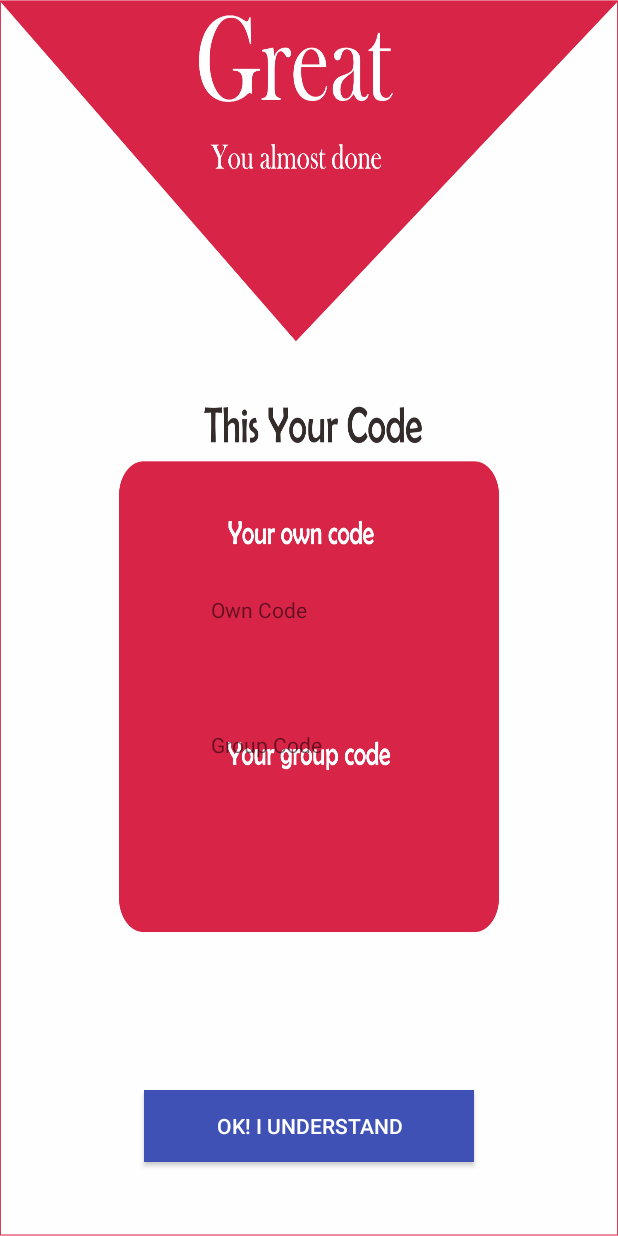
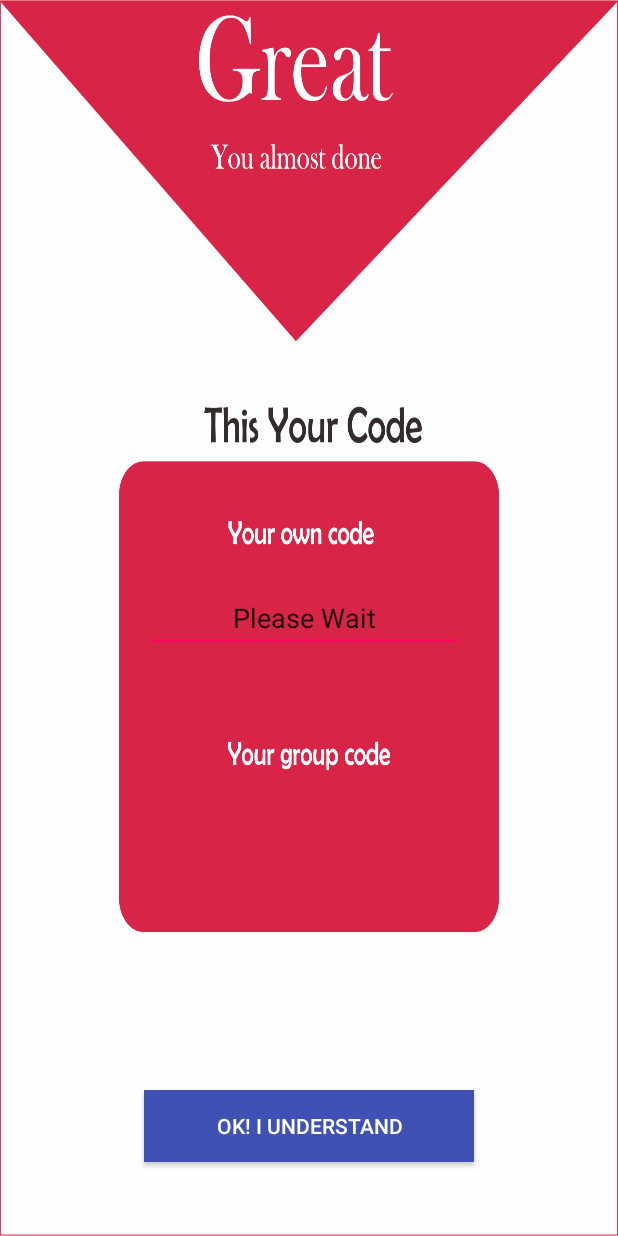
Before and after one commit to rhesaav/FarmGo, an Android app: the layout confirmation_register.xml on its own in the app's theme, with its tools: preview values and no code run, on a phone screen of 412 x 824 dp. Run offline under Robolectric (Android 15) with nearby library versions, the phone set to English and light mode, and no system bars.

Commit message:
+ create function to genarate code

```diff
--- a/app/build.gradle
+++ b/app/build.gradle
@@ -23,9 +23,11 @@ dependencies {
     implementation 'com.android.support:design:26.1.0'
     implementation 'com.android.support:appcompat-v7:26.1.0'
     implementation 'com.android.support.constraint:constraint-layout:1.1.0'
+    //noinspection GradleCompatible
     implementation 'com.google.firebase:firebase-auth:15.0.0'
     implementation 'com.google.firebase:firebase-database:15.0.0'
     testImplementation 'junit:junit:4.12'
+    implementation 'com.firebase:firebase-client-android:2.5.0'
     androidTestImplementation 'com.android.support.test:runner:1.0.1'
     implementation 'com.google.android.gms:play-services-auth:15.0.0'
 }
--- a/app/src/main/AndroidManifest.xml
+++ b/app/src/main/AndroidManifest.xml
@@ -5,6 +5,7 @@
     <uses-permission android:name="android.permission.INTERNET" />
 
     <application
+        android:name=".AuthCodeMember"
         android:allowBackup="true"
         android:icon="@drawable/logo"
         android:label="@string/app_name"
@@ -19,7 +20,7 @@
         <activity android:name=".IntroductionActivity">
 
         </activity>
-        <activity android:name=".TabActivity">
+        <activity android:name=".AuthCodeActivity">
             <intent-filter>
                 <action android:name="android.intent.action.MAIN" />
                 <category android:name="android.intent.category.LAUNCHER" />
--- a/app/src/main/java/id/sch/smktelkom_mlg/afinal/xirpl1052029/farmgo/DataActivity.java
+++ b/app/src/main/java/id/sch/smktelkom_mlg/afinal/xirpl1052029/farmgo/DataActivity.java
@@ -6,6 +6,7 @@ import android.support.v7.app.AppCompatActivity;
 import android.support.v7.widget.LinearLayoutManager;
 import android.support.v7.widget.RecyclerView;
 import android.util.Log;
+import android.widget.TableLayout;
 
 import com.google.firebase.database.DataSnapshot;
 import com.google.firebase.database.DatabaseError;
@@ -23,6 +24,7 @@ public class DataActivity extends AppCompatActivity {
     private RecyclerView recyclerView;
     private LinearLayoutManager linearLayoutManager;
     private DataAdapter adapter;
+    private TableLayout tableLayout;
     private DatabaseReference mData;
 
     @Override
--- a/app/src/main/res/layout/confirmation_register.xml
+++ b/app/src/main/res/layout/confirmation_register.xml
@@ -3,23 +3,6 @@
     android:layout_width="match_parent"
     android:layout_height="match_parent"
     android:background="@drawable/confirmation">
-
-    <TextView
-        android:id="@+id/owncode"
-        android:layout_width="130dp"
-        android:layout_height="30dp"
-        android:layout_centerHorizontal="true"
-        android:layout_centerVertical="true"
-        android:text="Own Code" />
-
-    <TextView
-        android:id="@+id/groupcode"
-        android:layout_width="130dp"
-        android:layout_height="30dp"
-        android:layout_alignStart="@+id/owncode"
-        android:layout_below="@+id/owncode"
-        android:layout_marginTop="60dp"
-        android:text="Group Code" />
 
     <Button
         android:id="@+id/paham"
@@ -32,4 +15,15 @@
         android:text="Ok! I Understand"
         android:textAlignment="center"
         android:textColor="@android:color/white" />
+
+    <EditText
+        android:id="@+id/valueView"
+        android:layout_width="wrap_content"
+        android:layout_height="wrap_content"
+        android:layout_alignStart="@+id/paham"
+        android:layout_centerVertical="true"
+        android:ems="10"
+        android:inputType="textPersonName"
+        android:text="Please Wait"
+        android:textAlignment="center" />
 </RelativeLayout>
```
Also changed, not shown: app/src/main/java/id/sch/smktelkom_mlg/afinal/xirpl1052029/farmgo/AuthCodeActivity.java (added, +67 -0 lines), app/src/main/java/id/sch/smktelkom_mlg/afinal/xirpl1052029/farmgo/AuthCodeMember.java (added, +18 -0 lines), app/src/main/res/layout/activity_tampil_data.xml (+8 -3 lines).
